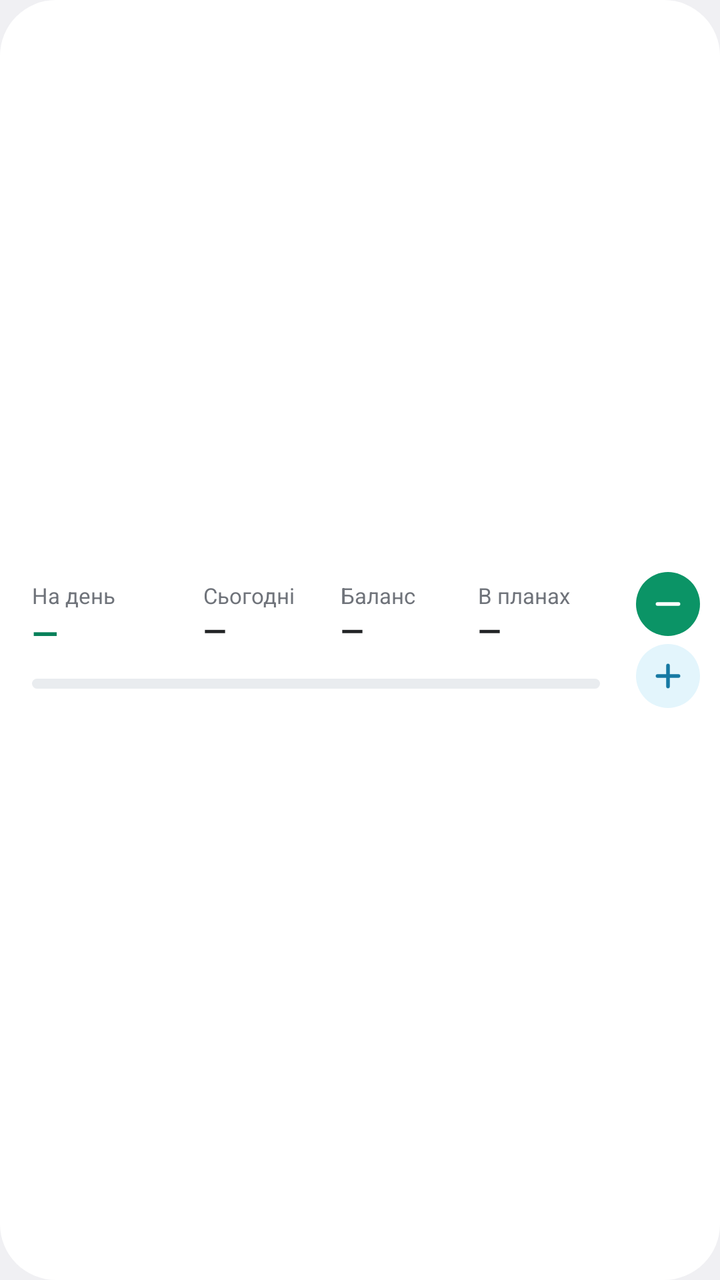
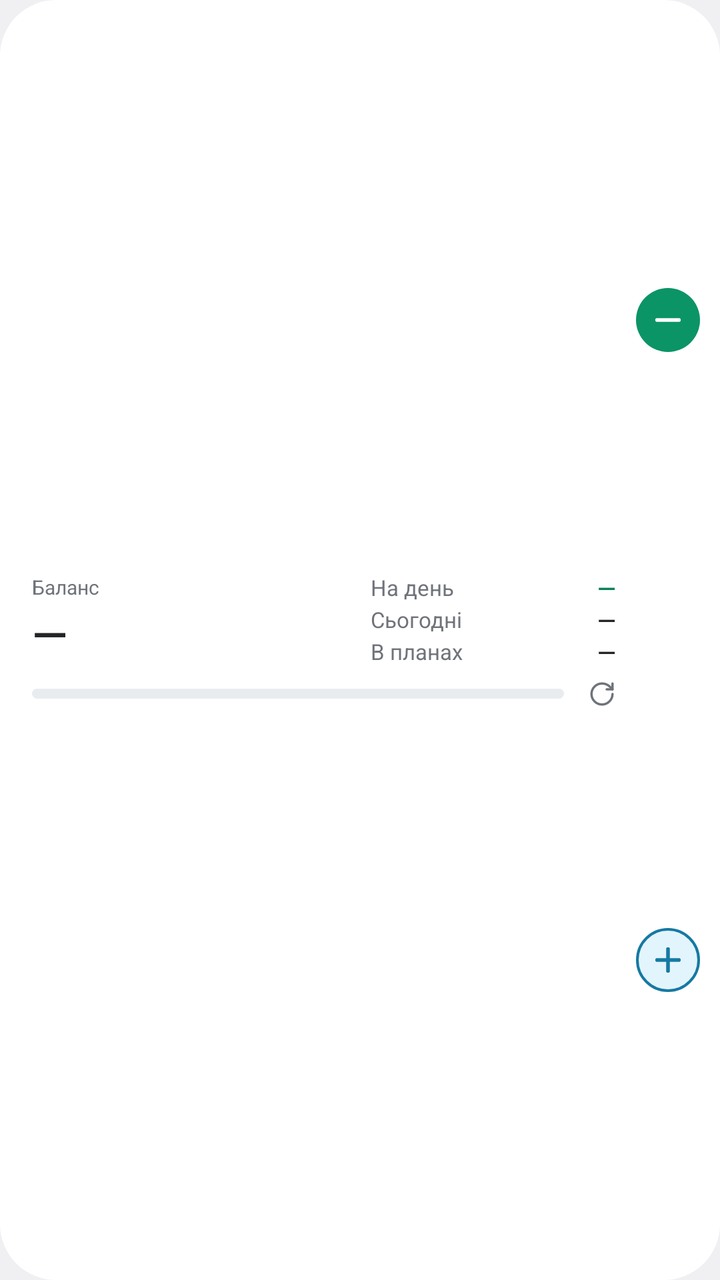

An Android layout rendered at two revisions. The XML below is the earlier revision; the diff shows what the commit changed to produce the second picture.
<!-- AndroidManifest.xml: application theme android:Theme.DeviceDefault.DayNight -->
<!-- res/layout/widget_compact.xml -->
<?xml version="1.0" encoding="utf-8"?>
<LinearLayout xmlns:android="http://schemas.android.com/apk/res/android"
    android:id="@+id/root"
    android:layout_width="match_parent"
    android:layout_height="match_parent"
    android:background="@drawable/widget_bg"
    android:gravity="center_vertical"
    android:orientation="horizontal"
    android:paddingStart="16dp"
    android:paddingTop="8dp"
    android:paddingEnd="10dp"
    android:paddingBottom="8dp">

    <LinearLayout
        android:layout_width="0dp"
        android:layout_height="wrap_content"
        android:layout_weight="1"
        android:orientation="vertical">

        <LinearLayout
            android:layout_width="match_parent"
            android:layout_height="wrap_content"
            android:orientation="horizontal">

            <LinearLayout
                android:layout_width="0dp"
                android:layout_height="wrap_content"
                android:layout_weight="1.25"
                android:orientation="vertical">

                <TextView
                    android:id="@+id/c1_l"
                    android:layout_width="wrap_content"
                    android:layout_height="wrap_content"
                    android:maxLines="1"
                    android:text="На день"
                    android:textColor="@color/muted"
                    android:textSize="11sp" />

                <TextView
                    android:id="@+id/c1_v"
                    android:layout_width="wrap_content"
                    android:layout_height="wrap_content"
                    android:maxLines="1"
                    android:text="—"
                    android:textColor="@color/brand_text"
                    android:textSize="17sp"
                    android:textStyle="bold" />
            </LinearLayout>

            <LinearLayout
                android:layout_width="0dp"
                android:layout_height="wrap_content"
                android:layout_weight="1"
                android:orientation="vertical">

                <TextView
                    android:layout_width="wrap_content"
                    android:layout_height="wrap_content"
                    android:maxLines="1"
                    android:text="@string/today"
                    android:textColor="@color/muted"
                    android:textSize="11sp" />

                <TextView
                    android:id="@+id/today_v"
                    android:layout_width="wrap_content"
                    android:layout_height="wrap_content"
                    android:maxLines="1"
                    android:text="—"
                    android:textColor="@color/text"
                    android:textSize="15sp"
                    android:textStyle="bold" />
            </LinearLayout>

            <LinearLayout
                android:layout_width="0dp"
                android:layout_height="wrap_content"
                android:layout_weight="1"
                android:orientation="vertical">

                <TextView
                    android:layout_width="wrap_content"
                    android:layout_height="wrap_content"
                    android:maxLines="1"
                    android:text="@string/balance"
                    android:textColor="@color/muted"
                    android:textSize="11sp" />

                <TextView
                    android:id="@+id/bal_v"
                    android:layout_width="wrap_content"
                    android:layout_height="wrap_content"
                    android:maxLines="1"
                    android:text="—"
                    android:textColor="@color/text"
                    android:textSize="15sp"
                    android:textStyle="bold" />
            </LinearLayout>

            <LinearLayout
                android:layout_width="0dp"
                android:layout_height="wrap_content"
                android:layout_weight="1"
                android:orientation="vertical">

                <TextView
                    android:layout_width="wrap_content"
                    android:layout_height="wrap_content"
                    android:maxLines="1"
                    android:text="@string/planned"
                    android:textColor="@color/muted"
                    android:textSize="11sp" />

                <TextView
                    android:id="@+id/plan_v"
                    android:layout_width="wrap_content"
                    android:layout_height="wrap_content"
                    android:maxLines="1"
                    android:text="—"
                    android:textColor="@color/text"
                    android:textSize="15sp"
                    android:textStyle="bold" />
            </LinearLayout>
        </LinearLayout>

        <LinearLayout
            android:id="@+id/status_row"
            android:layout_width="match_parent"
            android:layout_height="wrap_content"
            android:layout_marginTop="7dp"
            android:gravity="center_vertical"
            android:orientation="horizontal">

            <FrameLayout
                android:id="@+id/bars"
                android:layout_width="0dp"
                android:layout_height="5dp"
                android:layout_weight="1">

                <ProgressBar
                    android:id="@+id/bar_ok"
                    style="?android:attr/progressBarStyleHorizontal"
                    android:layout_width="match_parent"
                    android:layout_height="match_parent"
                    android:max="1000"
                    android:progressDrawable="@drawable/bar_ok" />

                <ProgressBar
                    android:id="@+id/bar_over"
                    style="?android:attr/progressBarStyleHorizontal"
                    android:layout_width="match_parent"
                    android:layout_height="match_parent"
                    android:max="1000"
                    android:progressDrawable="@drawable/bar_over"
                    android:visibility="gone" />
            </FrameLayout>

            <TextView
                android:id="@+id/pace"
                android:layout_width="wrap_content"
                android:layout_height="wrap_content"
                android:layout_marginStart="8dp"
                android:maxLines="1"
                android:textColor="@color/text"
                android:textSize="11sp" />

            <TextView
                android:id="@+id/stamp"
                android:layout_width="wrap_content"
                android:layout_height="wrap_content"
                android:layout_marginStart="6dp"
                android:maxLines="1"
                android:textColor="@color/warn_text"
                android:textSize="11sp"
                android:visibility="gone" />
        </LinearLayout>
    </LinearLayout>

    <LinearLayout
        android:layout_width="wrap_content"
        android:layout_height="wrap_content"
        android:layout_marginStart="10dp"
        android:orientation="vertical">

        <ImageView
            android:id="@+id/add_expense"
            android:layout_width="32dp"
            android:layout_height="32dp"
            android:background="@drawable/btn_round_brand"
            android:contentDescription="@string/add_expense"
            android:padding="7dp"
            android:src="@drawable/ic_minus"
            android:tint="@color/on_brand" />

        <ImageView
            android:id="@+id/add_income"
            android:layout_width="32dp"
            android:layout_height="32dp"
            android:layout_marginTop="4dp"
            android:background="@drawable/btn_round_income"
            android:contentDescription="@string/add_income"
            android:padding="7dp"
            android:src="@drawable/ic_plus"
            android:tint="@color/inc_text" />
    </LinearLayout>
</LinearLayout>
<!-- resources referenced by this layout -->
<resources>
  <!-- drawable bar_ok (drawable) -->
  <?xml version="1.0" encoding="utf-8"?>
  <layer-list xmlns:android="http://schemas.android.com/apk/res/android">
      <item android:id="@android:id/background">
          <shape>
              <solid android:color="@color/track" />
              <corners android:radius="4dp" />
          </shape>
      </item>
      <item android:id="@android:id/secondaryProgress">
          <clip>
              <shape>
                  <solid android:color="@color/day" />
                  <corners android:radius="4dp" />
              </shape>
          </clip>
      </item>
      <item android:id="@android:id/progress">
          <clip>
              <shape>
                  <solid android:color="@color/ok" />
                  <corners android:radius="4dp" />
              </shape>
          </clip>
      </item>
  </layer-list>
  <!-- drawable bar_over (drawable) -->
  <?xml version="1.0" encoding="utf-8"?>
  <layer-list xmlns:android="http://schemas.android.com/apk/res/android">
      <item android:id="@android:id/background">
          <shape>
              <solid android:color="@color/track" />
              <corners android:radius="4dp" />
          </shape>
      </item>
      <item android:id="@android:id/secondaryProgress">
          <clip>
              <shape>
                  <solid android:color="@color/day" />
                  <corners android:radius="4dp" />
              </shape>
          </clip>
      </item>
      <item android:id="@android:id/progress">
          <clip>
              <shape>
                  <solid android:color="@color/over" />
                  <corners android:radius="4dp" />
              </shape>
          </clip>
      </item>
  </layer-list>
  <!-- drawable btn_round_brand (drawable) -->
  <?xml version="1.0" encoding="utf-8"?>
  <shape xmlns:android="http://schemas.android.com/apk/res/android" android:shape="oval">
      <solid android:color="@color/brand" />
  </shape>
  <!-- drawable btn_round_income (drawable) -->
  <?xml version="1.0" encoding="utf-8"?>
  <shape xmlns:android="http://schemas.android.com/apk/res/android" android:shape="oval">
      <solid android:color="@color/inc_bg" />
  </shape>
  <!-- drawable ic_minus (drawable) -->
  <?xml version="1.0" encoding="utf-8"?>
  <vector xmlns:android="http://schemas.android.com/apk/res/android"
      android:width="24dp" android:height="24dp" android:viewportWidth="24" android:viewportHeight="24">
      <path android:pathData="M5,12h14" android:strokeColor="#FFFFFFFF" android:strokeWidth="2.4" android:strokeLineCap="round" />
  </vector>
  <!-- drawable ic_plus (drawable) -->
  <?xml version="1.0" encoding="utf-8"?>
  <vector xmlns:android="http://schemas.android.com/apk/res/android"
      android:width="24dp" android:height="24dp" android:viewportWidth="24" android:viewportHeight="24">
      <path android:pathData="M5,12h14M12,5v14" android:strokeColor="#FFFFFFFF" android:strokeWidth="2.4" android:strokeLineCap="round" />
  </vector>
  <color name="day">#C7CDD3</color>
  <color name="ok">#10CF8E</color>
  <!-- unchanged entries left out for length: 17 -->
</resources>

<!-- the commit's change to res/layout/widget_compact.xml (unified diff, before → after) -->
@@ -7,120 +7,78 @@
     android:gravity="center_vertical"
     android:orientation="horizontal"
     android:paddingStart="16dp"
-    android:paddingTop="8dp"
-    android:paddingEnd="10dp"
-    android:paddingBottom="8dp">
+    android:paddingEnd="2dp">
 
     <LinearLayout
         android:layout_width="0dp"
         android:layout_height="wrap_content"
         android:layout_weight="1"
-        android:orientation="vertical">
+        android:orientation="vertical"
+        android:paddingTop="8dp"
+        android:paddingBottom="8dp">
 
         <LinearLayout
             android:layout_width="match_parent"
             android:layout_height="wrap_content"
+            android:gravity="center_vertical"
             android:orientation="horizontal">
 
             <LinearLayout
                 android:layout_width="0dp"
                 android:layout_height="wrap_content"
-                android:layout_weight="1.25"
+                android:layout_weight="1.3"
                 android:orientation="vertical">
 
                 <TextView
-                    android:id="@+id/c1_l"
-                    android:layout_width="wrap_content"
-                    android:layout_height="wrap_content"
-                    android:maxLines="1"
-                    android:text="На день"
-                    android:textColor="@color/muted"
-                    android:textSize="11sp" />
+                    style="@style/WidgetLabel"
+                    android:text="@string/balance" />
 
                 <TextView
-                    android:id="@+id/c1_v"
-                    android:layout_width="wrap_content"
-                    android:layout_height="wrap_content"
-                    android:maxLines="1"
-                    android:text="—"
-                    android:textColor="@color/brand_text"
-                    android:textSize="17sp"
-                    android:textStyle="bold" />
+                    android:id="@+id/bal_v"
+                    style="@style/WidgetHero.Compact" />
             </LinearLayout>
 
             <LinearLayout
                 android:layout_width="0dp"
                 android:layout_height="wrap_content"
+                android:layout_marginStart="10dp"
                 android:layout_weight="1"
                 android:orientation="vertical">
 
-                <TextView
-                    android:layout_width="wrap_content"
-                    android:layout_height="wrap_content"
-                    android:maxLines="1"
-                    android:text="@string/today"
-                    android:textColor="@color/muted"
-                    android:textSize="11sp" />
+                <LinearLayout style="@style/WidgetRow">
 
-                <TextView
-                    android:id="@+id/today_v"
-                    android:layout_width="wrap_content"
-                    android:layout_height="wrap_content"
-                    android:maxLines="1"
-                    android:text="—"
-                    android:textColor="@color/text"
-                    android:textSize="15sp"
-                    android:textStyle="bold" />
-            </LinearLayout>
+                    <TextView
+                        android:id="@+id/c1_l"
+                        style="@style/WidgetRowKey"
+                        android:text="@string/per_day" />
 
-            <LinearLayout
-                android:layout_width="0dp"
-                android:layout_height="wrap_content"
-                android:layout_weight="1"
-                android:orientation="vertical">
+                    <TextView
+                        android:id="@+id/c1_v"
+                        style="@style/WidgetRowValue"
+                        android:textColor="@color/brand_text" />
+                </LinearLayout>
 
-                <TextView
-                    android:layout_width="wrap_content"
-                    android:layout_height="wrap_content"
-                    android:maxLines="1"
-                    android:text="@string/balance"
-                    android:textColor="@color/muted"
-                    android:textSize="11sp" />
+                <LinearLayout style="@style/WidgetRow">
 
-                <TextView
-                    android:id="@+id/bal_v"
-                    android:layout_width="wrap_content"
-                    android:layout_height="wrap_content"
-                    android:maxLines="1"
-                    android:text="—"
-                    android:textColor="@color/text"
-                    android:textSize="15sp"
-                    android:textStyle="bold" />
-            </LinearLayout>
+                    <TextView
+                        style="@style/WidgetRowKey"
+                        android:text="@string/today" />
 
-            <LinearLayout
-                android:layout_width="0dp"
-                android:layout_height="wrap_content"
-                android:layout_weight="1"
-                android:orientation="vertical">
+                    <TextView
+                        android:id="@+id/today_v"
+                        style="@style/WidgetRowValue" />
+                </LinearLayout>
 
-                <TextView
-                    android:layout_width="wrap_content"
-                    android:layout_height="wrap_content"
-                    android:maxLines="1"
-                    android:text="@string/planned"
-                    android:textColor="@color/muted"
-                    android:textSize="11sp" />
+                <LinearLayout style="@style/WidgetRow">
 
-                <TextView
-                    android:id="@+id/plan_v"
-                    android:layout_width="wrap_content"
-                    android:layout_height="wrap_content"
-                    android:maxLines="1"
-                    android:text="—"
-                    android:textColor="@color/text"
-                    android:textSize="15sp"
-                    android:textStyle="bold" />
+                    <TextView
+                        style="@style/WidgetRowKey"
+                        android:text="@string/planned" />
+
+                    <TextView
+                        android:id="@+id/plan_v"
+                        style="@style/WidgetRowValue" />
+                </LinearLayout>
             </LinearLayout>
         </LinearLayout>
 
@@ -128,14 +86,15 @@
             android:id="@+id/status_row"
             android:layout_width="match_parent"
             android:layout_height="wrap_content"
-            android:layout_marginTop="7dp"
+            android:layout_marginTop="6dp"
             android:gravity="center_vertical"
             android:orientation="horizontal">
 
             <FrameLayout
                 android:id="@+id/bars"
                 android:layout_width="0dp"
-                android:layout_height="5dp"
+                android:layout_height="11dp"
+                android:layout_marginEnd="8dp"
                 android:layout_weight="1">
 
                 <ProgressBar
@@ -158,50 +117,41 @@
 
             <TextView
                 android:id="@+id/pace"
-                android:layout_width="wrap_content"
-                android:layout_height="wrap_content"
-                android:layout_marginStart="8dp"
-                android:maxLines="1"
-                android:textColor="@color/text"
-                android:textSize="11sp" />
+                style="@style/WidgetNote" />
 
             <TextView
                 android:id="@+id/stamp"
-                android:layout_width="wrap_content"
-                android:layout_height="wrap_content"
+                style="@style/WidgetNote"
                 android:layout_marginStart="6dp"
-                android:maxLines="1"
                 android:textColor="@color/warn_text"
-                android:textSize="11sp"
                 android:visibility="gone" />
+
+            <ImageView
+                android:layout_width="14dp"
+                android:layout_height="14dp"
+                android:layout_marginStart="4dp"
+                android:contentDescription="@string/refresh"
+                android:src="@drawable/ic_refresh"
+                android:tint="@color/muted" />
         </LinearLayout>
     </LinearLayout>
 
     <LinearLayout
         android:layout_width="wrap_content"
-        android:layout_height="wrap_content"
-        android:layout_marginStart="10dp"
+        android:layout_height="match_parent"
+        android:layout_marginStart="2dp"
         android:orientation="vertical">
 
         <ImageView
             android:id="@+id/add_expense"
-            android:layout_width="32dp"
-            android:layout_height="32dp"
-            android:background="@drawable/btn_round_brand"
+            style="@style/WidgetButton.Compact"
             android:contentDescription="@string/add_expense"
-            android:padding="7dp"
-            android:src="@drawable/ic_minus"
-            android:tint="@color/on_brand" />
+            android:src="@drawable/btn_expense" />
 
         <ImageView
             android:id="@+id/add_income"
-            android:layout_width="32dp"
-            android:layout_height="32dp"
-            android:layout_marginTop="4dp"
-            android:background="@drawable/btn_round_income"
+            style="@style/WidgetButton.Compact"
             android:contentDescription="@string/add_income"
-            android:padding="7dp"
-            android:src="@drawable/ic_plus"
-            android:tint="@color/inc_text" />
+            android:src="@drawable/btn_income" />
     </LinearLayout>
 </LinearLayout>
<!-- resource entries referenced after the edit -->
@@ -3,79 +3,190 @@
   <!-- drawable bar_ok (drawable) -->
   <?xml version="1.0" encoding="utf-8"?>
   <layer-list xmlns:android="http://schemas.android.com/apk/res/android">
-      <item android:id="@android:id/background">
+      <item
+          android:id="@android:id/background"
+          android:bottom="3dp"
+          android:top="3dp">
           <shape>
               <solid android:color="@color/track" />
-              <corners android:radius="4dp" />
+              <corners android:radius="3dp" />
           </shape>
       </item>
-      <item android:id="@android:id/secondaryProgress">
+      <item
+          android:id="@android:id/progress"
+          android:bottom="3dp"
+          android:top="3dp">
           <clip>
               <shape>
-                  <solid android:color="@color/day" />
-                  <corners android:radius="4dp" />
+                  <solid android:color="@color/brand" />
+                  <corners android:radius="3dp" />
               </shape>
           </clip>
       </item>
-      <item android:id="@android:id/progress">
-          <clip>
-              <shape>
-                  <solid android:color="@color/ok" />
-                  <corners android:radius="4dp" />
-              </shape>
-          </clip>
-      </item>
+      <item
+          android:id="@android:id/secondaryProgress"
+          android:drawable="@drawable/bar_mark" />
   </layer-list>
   <!-- drawable bar_over (drawable) -->
   <?xml version="1.0" encoding="utf-8"?>
   <layer-list xmlns:android="http://schemas.android.com/apk/res/android">
-      <item android:id="@android:id/background">
+      <item
+          android:id="@android:id/background"
+          android:bottom="3dp"
+          android:top="3dp">
           <shape>
               <solid android:color="@color/track" />
-              <corners android:radius="4dp" />
+              <corners android:radius="3dp" />
           </shape>
       </item>
-      <item android:id="@android:id/secondaryProgress">
+      <item
+          android:id="@android:id/progress"
+          android:bottom="3dp"
+          android:top="3dp">
           <clip>
               <shape>
-                  <solid android:color="@color/day" />
-                  <corners android:radius="4dp" />
+                  <solid android:color="@color/over" />
+                  <corners android:radius="3dp" />
               </shape>
           </clip>
       </item>
-      <item android:id="@android:id/progress">
-          <clip>
+      <item
+          android:id="@android:id/secondaryProgress"
+          android:drawable="@drawable/bar_mark" />
+  </layer-list>
+  <!-- drawable btn_expense (drawable) -->
+  <?xml version="1.0" encoding="utf-8"?>
+  <layer-list xmlns:android="http://schemas.android.com/apk/res/android">
+      <item
+          android:width="24dp"
+          android:height="24dp">
+          <shape android:shape="oval">
+              <solid android:color="@color/brand" />
+          </shape>
+      </item>
+      <item
+          android:width="14dp"
+          android:height="14dp"
+          android:drawable="@drawable/ic_minus"
+          android:gravity="center" />
+  </layer-list>
+  <!-- drawable btn_income (drawable) -->
+  <?xml version="1.0" encoding="utf-8"?>
+  <layer-list xmlns:android="http://schemas.android.com/apk/res/android">
+      <item
+          android:width="24dp"
+          android:height="24dp">
+          <shape android:shape="oval">
+              <solid android:color="@color/inc_bg" />
+              <stroke
+                  android:width="1dp"
+                  android:color="@color/inc_text" />
+          </shape>
+      </item>
+      <item
+          android:width="14dp"
+          android:height="14dp"
+          android:drawable="@drawable/ic_plus"
+          android:gravity="center" />
+  </layer-list>
+  <!-- drawable ic_refresh (drawable) -->
+  <?xml version="1.0" encoding="utf-8"?>
+  <vector xmlns:android="http://schemas.android.com/apk/res/android"
+      android:width="24dp" android:height="24dp" android:viewportWidth="24" android:viewportHeight="24">
+      <path android:pathData="M21,12a9,9 0,1 1,-9 -9c2.52,0 4.93,1 6.74,2.74L21,8" android:strokeColor="#FFFFFFFF" android:strokeWidth="2" android:strokeLineCap="round" android:strokeLineJoin="round" />
+      <path android:pathData="M21,3v5h-5" android:strokeColor="#FFFFFFFF" android:strokeWidth="2" android:strokeLineCap="round" android:strokeLineJoin="round" />
+  </vector>
+  <string name="per_day">На день</string>
+  <string name="refresh">Оновити</string>
+  <style name="WidgetButton.Compact">
+          <item name="android:layout_width">48dp</item>
+          <item name="android:layout_height">0dp</item>
+          <item name="android:layout_weight">1</item>
+          <item name="android:paddingStart">8dp</item>
+          <item name="android:paddingTop">6dp</item>
+          <item name="android:paddingEnd">8dp</item>
+          <item name="android:paddingBottom">6dp</item>
+      </style>
+  <style name="WidgetHero.Compact">
+          <item name="android:layout_height">32dp</item>
+          <item name="android:autoSizeMaxTextSize">26sp</item>
+          <item name="android:autoSizeMinTextSize">11sp</item>
+          <item name="android:textSize">26sp</item>
+      </style>
+  <style name="WidgetLabel">
+          <item name="android:layout_width">match_parent</item>
+          <item name="android:layout_height">14dp</item>
+          <item name="android:autoSizeMaxTextSize">11sp</item>
+          <item name="android:autoSizeMinTextSize">9sp</item>
+          <item name="android:autoSizeStepGranularity">1sp</item>
+          <item name="android:autoSizeTextType">uniform</item>
+          <item name="android:ellipsize">end</item>
+          <item name="android:maxLines">1</item>
+          <item name="android:textColor">@color/muted</item>
+          <item name="android:textSize">11sp</item>
+      </style>
+  <style name="WidgetNote">
+          <item name="android:layout_width">wrap_content</item>
+          <item name="android:layout_height">wrap_content</item>
+          <item name="android:ellipsize">end</item>
+          <item name="android:fontFeatureSettings">tnum</item>
+          <item name="android:maxLines">1</item>
+          <item name="android:textColor">@color/text</item>
+          <item name="android:textSize">11sp</item>
+      </style>
+  <style name="WidgetRow">
+          <item name="android:layout_width">match_parent</item>
+          <item name="android:layout_height">16dp</item>
+          <item name="android:gravity">center_vertical</item>
+          <item name="android:orientation">horizontal</item>
+      </style>
+  <style name="WidgetRowKey">
+          <item name="android:layout_width">0dp</item>
+          <item name="android:layout_height">wrap_content</item>
+          <item name="android:layout_weight">1</item>
+          <item name="android:ellipsize">end</item>
+          <item name="android:maxLines">1</item>
+          <item name="android:textColor">@color/muted</item>
+          <item name="android:textSize">11sp</item>
+      </style>
+  <style name="WidgetRowValue">
+          <item name="android:layout_width">wrap_content</item>
+          <item name="android:layout_height">wrap_content</item>
+          <item name="android:layout_marginStart">6dp</item>
+          <item name="android:fontFamily">sans-serif-medium</item>
+          <item name="android:fontFeatureSettings">tnum</item>
+          <item name="android:maxLines">1</item>
+          <item name="android:text">—</item>
+          <item name="android:textColor">@color/text</item>
+          <item name="android:textSize">12sp</item>
+      </style>
+  <!-- drawable bar_mark (drawable) -->
+  <?xml version="1.0" encoding="utf-8"?>
+  <scale xmlns:android="http://schemas.android.com/apk/res/android"
+      android:scaleGravity="left"
+      android:scaleWidth="100%">
+      <layer-list>
+          <item
+              android:width="2dp"
+              android:gravity="end|fill_vertical">
               <shape>
-                  <solid android:color="@color/over" />
-                  <corners android:radius="4dp" />
+                  <solid android:color="@color/text" />
               </shape>
-          </clip>
-      </item>
-  </layer-list>
-  <!-- drawable btn_round_brand (drawable) -->
-  <?xml version="1.0" encoding="utf-8"?>
-  <shape xmlns:android="http://schemas.android.com/apk/res/android" android:shape="oval">
-      <solid android:color="@color/brand" />
-  </shape>
-  <!-- drawable btn_round_income (drawable) -->
-  <?xml version="1.0" encoding="utf-8"?>
-  <shape xmlns:android="http://schemas.android.com/apk/res/android" android:shape="oval">
-      <solid android:color="@color/inc_bg" />
-  </shape>
+          </item>
+      </layer-list>
+  </scale>
   <!-- drawable ic_minus (drawable) -->
   <?xml version="1.0" encoding="utf-8"?>
   <vector xmlns:android="http://schemas.android.com/apk/res/android"
       android:width="24dp" android:height="24dp" android:viewportWidth="24" android:viewportHeight="24">
-      <path android:pathData="M5,12h14" android:strokeColor="#FFFFFFFF" android:strokeWidth="2.4" android:strokeLineCap="round" />
+      <path android:pathData="M5,12h14" android:strokeColor="@color/on_brand" android:strokeWidth="2.4" android:strokeLineCap="round" />
   </vector>
   <!-- drawable ic_plus (drawable) -->
   <?xml version="1.0" encoding="utf-8"?>
   <vector xmlns:android="http://schemas.android.com/apk/res/android"
       android:width="24dp" android:height="24dp" android:viewportWidth="24" android:viewportHeight="24">
-      <path android:pathData="M5,12h14M12,5v14" android:strokeColor="#FFFFFFFF" android:strokeWidth="2.4" android:strokeLineCap="round" />
+      <path android:pathData="M5,12h14M12,5v14" android:strokeColor="@color/inc_text" android:strokeWidth="2.4" android:strokeLineCap="round" />
   </vector>
-  <color name="day">#C7CDD3</color>
-  <color name="ok">#10CF8E</color>
   <!-- unchanged entries left out for length: 17 -->
 </resources>
 
